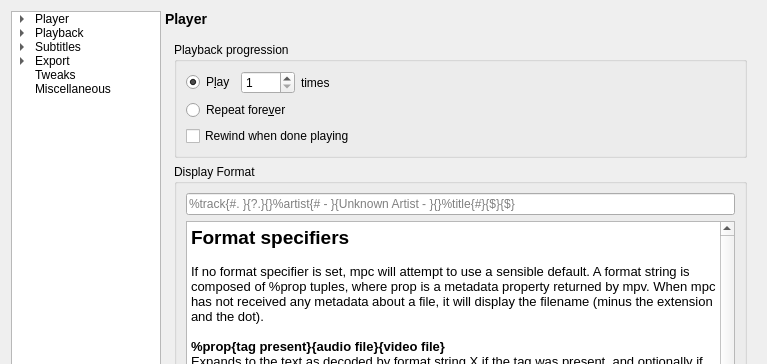
Before: the Qt Designer form settingswindow.ui in mpc-qt/mpc-qt, drawn with Qt 5; both pictures show x 0 to 767 and y 0 to 364 of the 767 by 787 pixel window.
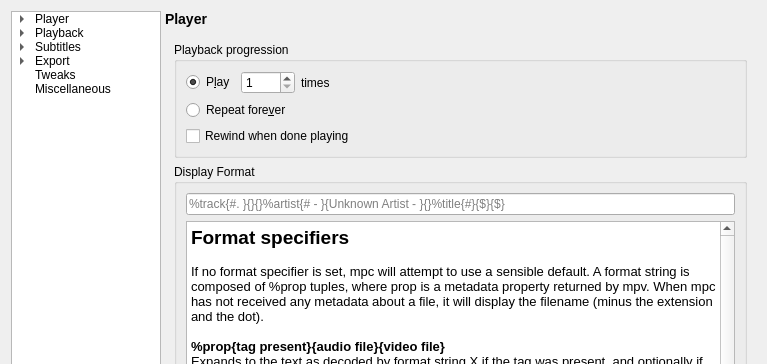
After: the same form once the commit is applied.

```diff
--- a/settingswindow.ui
+++ b/settingswindow.ui
@@ -4449,7 +4449,7 @@
                  <string/>
                 </property>
                 <property name="placeholderText">
-                 <string>%track{#. }{?.}{}%artist{# - }{Unknown Artist - }{}%title{#}{$}{$}</string>
+                 <string>%track{#. }{}{}%artist{# - }{Unknown Artist - }{}%title{#}{$}{$}</string>
                 </property>
                </widget>
               </item>
```
